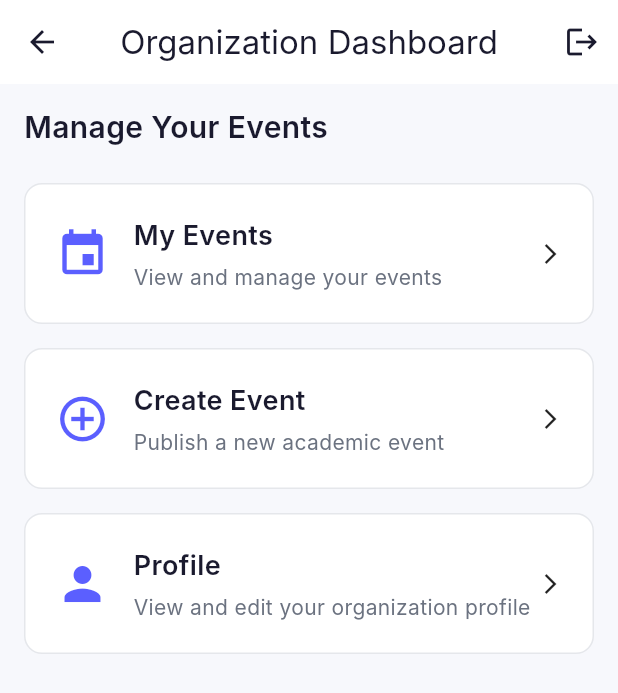
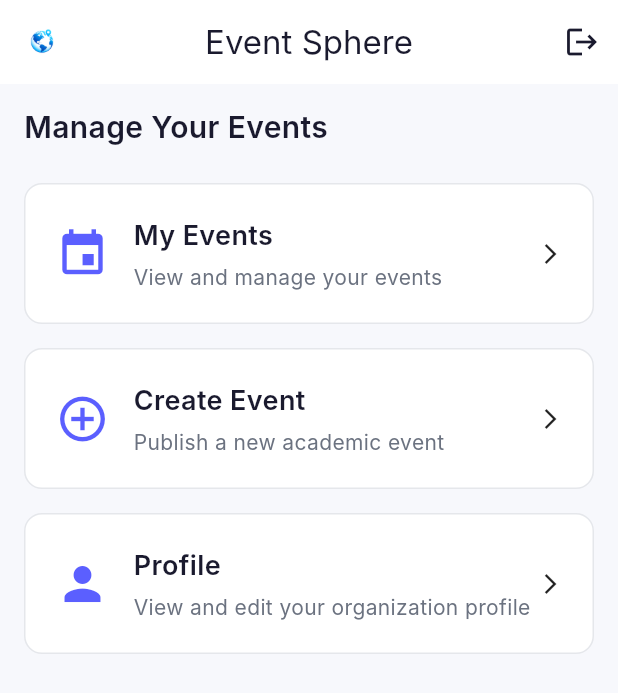
Before and after one commit to The-Spartacus/Event_Sphere, a Flutter app: the OrgDashboardScreen screen opened directly, on a phone screen of 412 x 824 dp. Shown: the top 693 px of the screen. Run offline on Flutter 3.47's test engine with Material 3 defaults, Android fonts, the phone set to English and light mode, and no system bars; our stand-ins replace cloud_firestore, firebase_auth, firebase_core, firebase_storage, image_picker, shared_preferences; missing offline and left inert: firebase_app_check, firebase_data_connect, syncfusion_flutter_pdfviewer; accounts and stored records are empty; Roboto replaces fonts that are missing (Inter).

Commit message:
logo redesign

```diff
--- a/lib/features/auth/presentation/splash_screen.dart
+++ b/lib/features/auth/presentation/splash_screen.dart
@@ -64,7 +64,11 @@ class _SplashScreenState extends State<SplashScreen> {
         child: Column(
           mainAxisAlignment: MainAxisAlignment.center,
           children: [
-            const Icon(Icons.public, size: 96, color: Colors.white),
+            Image.asset(
+              'assets/images/event_sphere.png',
+              width: 150,
+              height: 150,
+            ),
             const SizedBox(height: 16),
             Text(
               'Event Sphere',
--- a/lib/features/events/presentation/event_list_screen.dart
+++ b/lib/features/events/presentation/event_list_screen.dart
@@ -25,7 +25,12 @@ class EventListScreen extends StatelessWidget {
       },
       child: Scaffold(
         appBar: AppBar(
-          title: const Text('Events'),
+          leading: Padding(
+            padding: const EdgeInsets.all(8.0),
+            child: Image.asset('assets/images/event_sphere.png'),
+          ),
+          title: const Text('Event Sphere'),
+          centerTitle: true,
           actions: [
             IconButton(
               icon: const Icon(Icons.logout),
--- a/lib/features/organization/create_event_screen.dart
+++ b/lib/features/organization/create_event_screen.dart
@@ -354,7 +354,7 @@ class _CreateEventScreenState extends State<CreateEventScreen> {
                         price: _price,
                         certificateProvided: _certificateProvided,
                         registrationLimit: null,
-                        approved: false,
+                        approved: true,
                         createdAt: DateTime.now(),
                       );
 
--- a/lib/features/organization/org_dashboard_screen.dart
+++ b/lib/features/organization/org_dashboard_screen.dart
@@ -16,7 +16,12 @@ class OrgDashboardScreen extends StatelessWidget {
 
     return Scaffold(
       appBar: AppBar(
-        title: const Text('Organization Dashboard'),
+        leading: Padding(
+          padding: const EdgeInsets.all(8.0),
+          child: Image.asset('assets/images/event_sphere.png'),
+        ),
+        title: const Text('Event Sphere'),
+        centerTitle: true,
         actions: [
           IconButton(
             icon: const Icon(Icons.logout),
--- a/lib/features/student/student_home.dart
+++ b/lib/features/student/student_home.dart
@@ -37,6 +37,9 @@ class _StudentHomeState extends State<StudentHome> {
             setState(() => _index = i);
           }
         },
+        type: BottomNavigationBarType.fixed,
+        selectedItemColor: Theme.of(context).primaryColor,
+        unselectedItemColor: Colors.grey,
         items: const [
           BottomNavigationBarItem(
             icon: Icon(Icons.event),
```
Also changed, not shown: firestore.indexes.json (+30 -1 lines), assets/images/event_sphere.png.
